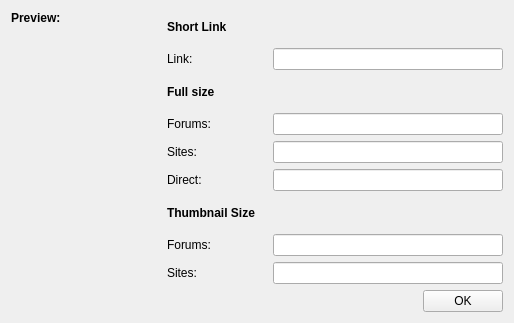
Before: the Qt Designer form imageshackuploader.ui in abodnyaUA/qimageviewer, drawn with Qt 5.
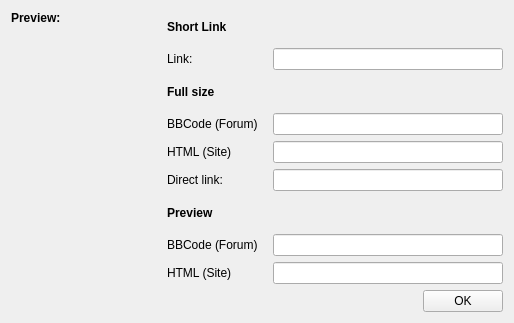
After: the same form once the commit is applied. Icons and pictures are not drawn.

The edit to the form file:
```diff
--- a/imageshackuploader.ui
+++ b/imageshackuploader.ui
@@ -130,7 +130,7 @@
           </size>
          </property>
          <property name="text">
-          <string>Forums:</string>
+          <string>BBCode (Forum)</string>
          </property>
         </widget>
        </item>
@@ -154,7 +154,7 @@
           </size>
          </property>
          <property name="text">
-          <string>Sites:</string>
+          <string>HTML (Site)</string>
          </property>
         </widget>
        </item>
@@ -178,7 +178,7 @@
           </size>
          </property>
          <property name="text">
-          <string>Direct:</string>
+          <string>Direct link:</string>
          </property>
         </widget>
        </item>
@@ -200,7 +200,7 @@
         </font>
        </property>
        <property name="text">
-        <string>Thumbnail Size</string>
+        <string>Preview</string>
        </property>
       </widget>
      </item>
@@ -215,7 +215,7 @@
           </size>
          </property>
          <property name="text">
-          <string>Forums:</string>
+          <string>BBCode (Forum)</string>
          </property>
         </widget>
        </item>
@@ -239,7 +239,7 @@
           </size>
          </property>
          <property name="text">
-          <string>Sites:</string>
+          <string>HTML (Site)</string>
          </property>
         </widget>
        </item>
```
